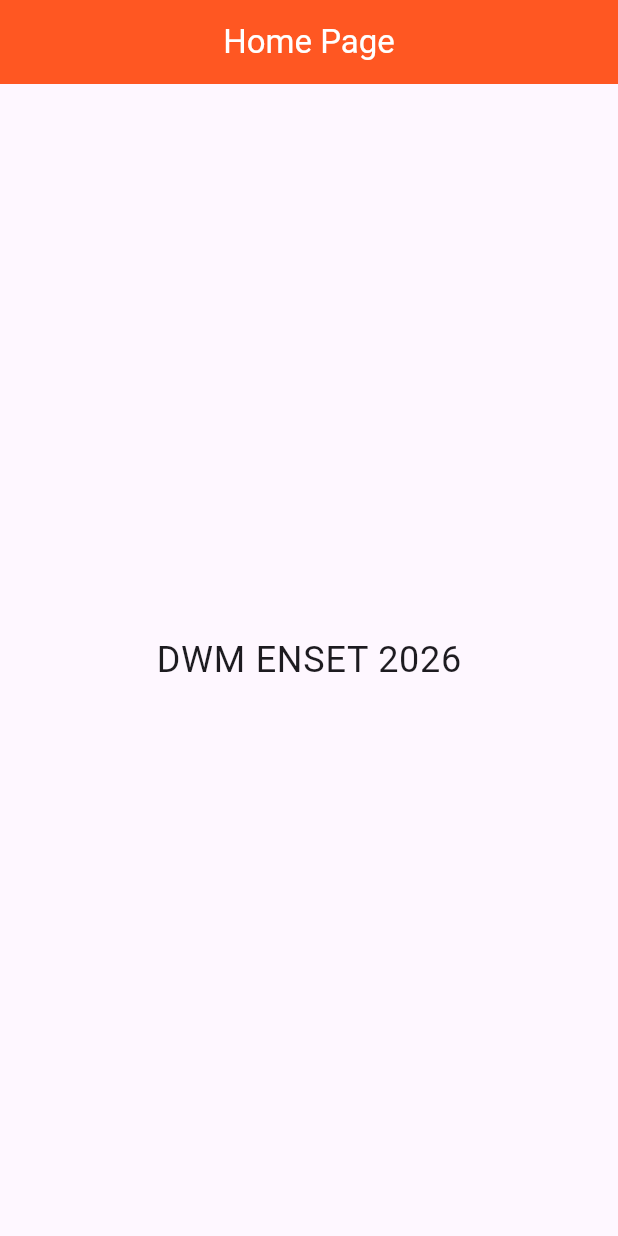
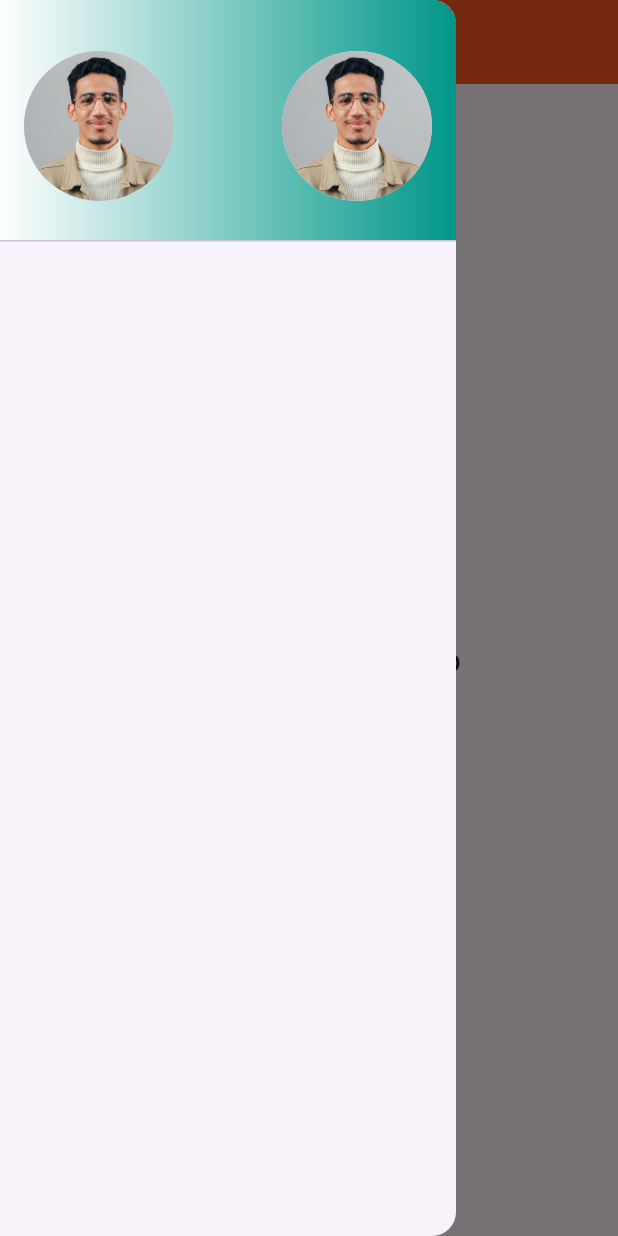
Before and after one commit to UnesseAh/dwm-mobile-tp1-flutter, a Flutter app: the screen it shows after launch, with the side drawer open (before the commit the screen has no drawer), on a phone screen of 412 x 824 dp. Run offline on Flutter 3.47's test engine with Material 3 defaults, Android fonts, the phone set to English and light mode, and no system bars.

Commit message:
create drawer header and style it and with colors and an image

```diff
--- a/lib/main.dart
+++ b/lib/main.dart
@@ -12,6 +12,7 @@ class MyApp extends StatelessWidget {
     return MaterialApp(
       home: HomePage(),
       theme: ThemeData(
+        primaryColor: Colors.teal,
         appBarTheme: AppBarTheme(
           backgroundColor: Colors.deepOrange,
           foregroundColor: Colors.white,
@@ -31,6 +32,32 @@ class HomePage extends StatelessWidget {
   @override
   Widget build(BuildContext context) {
     return Scaffold(
+      drawer: Drawer(
+        child: ListView(
+          children: [
+            DrawerHeader(
+              decoration: BoxDecoration(
+                gradient: LinearGradient(
+                  colors: [Colors.white, Theme.of(context).primaryColor],
+                ),
+              ),
+              child: Row(
+                mainAxisAlignment: MainAxisAlignment.spaceBetween,
+                children: [
+                  CircleAvatar(
+                    radius: 50,
+                    backgroundImage: AssetImage("images/youness.png"),
+                  ),
+                  CircleAvatar(
+                    radius: 50,
+                    backgroundImage: AssetImage("images/youness.png"),
+                  ),
+                ],
+              ),
+            ),
+          ],
+        ),
+      ),
       appBar: AppBar(title: Text("Home Page"), centerTitle: true),
       body: Center(
         child: Text(
```
Also changed, not shown: pubspec.yaml (+3 -4 lines), images/youness.png (added).
